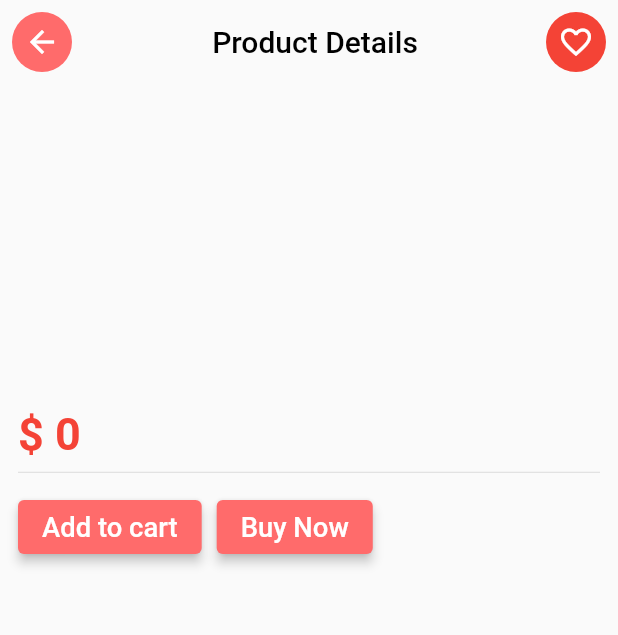
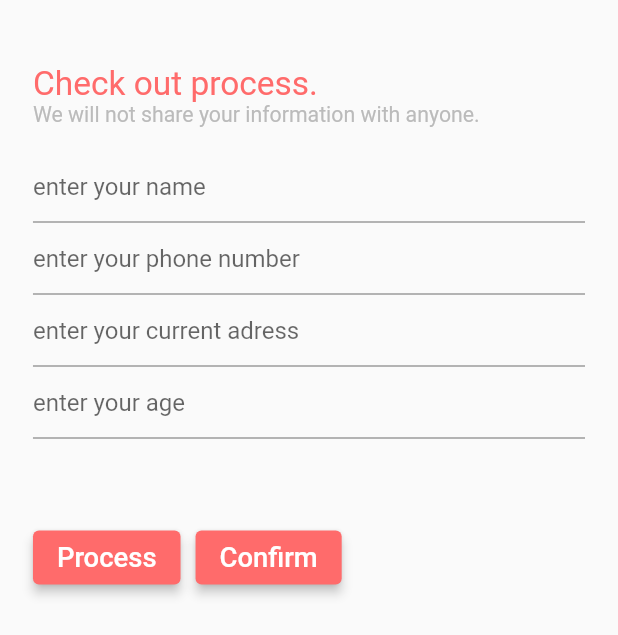
Before and after one commit to pritomchy/e-commerce, a Flutter app: the ProductDetails screen opened directly with empty values, after a tap on "Buy Now", on a phone screen of 412 x 824 dp. Shown: the top 635 px of the screen. Run offline on Flutter 3.47's test engine with Material 2 defaults, Android fonts, the light colour scheme and no system bars; drawn by our look-alikes of carousel_slider; our stand-ins replace awesome_notifications, cloud_firestore, dots_indicator, firebase_auth, firebase_core, firebase_messaging and 2 more; accounts and stored records are empty.

Commit message:
product_details_screen.dart

```diff
--- a/lib/ui/checkout_process.dart
+++ b/lib/ui/checkout_process.dart
@@ -0,0 +1,186 @@
+
+import 'package:awesome_notifications/awesome_notifications.dart';
+import 'package:cloud_firestore/cloud_firestore.dart';
+import 'package:ecommerce_app/const/AppColors.dart';
+import 'package:firebase_auth/firebase_auth.dart';
+import 'package:flutter/cupertino.dart';
+import 'package:flutter/material.dart';
+import 'package:flutter_screenutil/flutter_screenutil.dart';
+
+import 'bottom_nav_controller.dart';
+
+
+class CheckOut
+    extends StatefulWidget {
+  @override
+  _CheckOutState createState() => _CheckOutState();
+}
+
+class _CheckOutState extends State<CheckOut> {
+  TextEditingController _nameController = TextEditingController();
+  TextEditingController _phoneController = TextEditingController();
+  TextEditingController _addressController = TextEditingController();
+
+  TextEditingController _ageController = TextEditingController();
+
+
+  Future<void> _selectDateFromPicker(BuildContext context) async {
+    final DateTime? picked = await showDatePicker(
+      context: context,
+      initialDate: DateTime(DateTime.now().year - 20),
+      firstDate: DateTime(DateTime.now().year - 30),
+      lastDate: DateTime(DateTime.now().year),
+    );
+
+  }
+
+  sendUserDataToDB()async{
+
+    final FirebaseAuth _auth = FirebaseAuth.instance;
+    var  currentUser = _auth.currentUser;
+
+    CollectionReference _collectionRef = FirebaseFirestore.instance.collection("check-out-data");
+    return _collectionRef.doc(currentUser!.email).set({
+      "name":_nameController.text,
+      "phone":_phoneController.text,
+      "address":_addressController.text,
+
+      "age":_ageController.text,
+    }).then((value) => Navigator.push(context, MaterialPageRoute(builder: (_)=>BottomNavController()))).catchError((error)=>print("something is wrong. $error"));
+  }
+
+  @override
+  Widget build(BuildContext context) {
+    return Scaffold(
+      body: SafeArea(
+        child: Padding(
+          padding: EdgeInsets.all(20.w),
+          child: SingleChildScrollView(
+            scrollDirection: Axis.vertical,
+            child: Column(
+              crossAxisAlignment: CrossAxisAlignment.start,
+              children: [
+                SizedBox(
+                  height: 20.h,
+                ),
+                Text(
+                  "Check out process.",
+                  style:
+                  TextStyle(fontSize: 22.sp, color: AppColors.deep_orange),
+                ),
+                Text(
+                  "We will not share your information with anyone.",
+                  style: TextStyle(
+                    fontSize: 14.sp,
+                    color: Color(0xFFBBBBBB),
+                  ),
+                ),
+                SizedBox(
+                  height: 15.h,
+                ),
+                TextField(
+                  keyboardType: TextInputType.text,
+                  controller: _nameController,
+                  decoration: InputDecoration(hintText: "enter your name"),
+                ),
+                TextField(
+                  keyboardType: TextInputType.number,
+                  controller: _phoneController,
+                  decoration:
+                  InputDecoration(hintText: "enter your phone number"),
+                ),
+                TextField(
+                  keyboardType: TextInputType.text,
+                  controller: _addressController,
+                  decoration: InputDecoration(hintText: "enter your current adress"),
+                ),
+
+                TextField(
+                  keyboardType: TextInputType.number,
+                  controller: _ageController,
+                  decoration: InputDecoration(hintText: "enter your age"),
+                ),
+                SizedBox(
+                  height: 50.h,
+                ),
+                // elevated button
+                SizedBox(
+                  width: 1.sw,
+                  height: 56.h,
+                  child: Row(
+                    children: <Widget>[
+                      ElevatedButton(
+                        onPressed: (){
+                          sendUserDataToDB();
+                        },
+                        child: Text(
+                          "Process",
+                          style: TextStyle(color: Colors.white, fontSize: 18.sp),
+                        ),
+                        style: ElevatedButton.styleFrom(
+                          primary: AppColors.deep_orange,
+                          elevation: 3,
+                        ),
+                      ),
+                      SizedBox(
+                        width: 10,
+                      ),
+                      ElevatedButton(
+                        onPressed: () {
+                          var route =
+                          Notify();
+                        },
+                        child: Text(
+                          "Confirm",
+                          style: TextStyle(color: Colors.white, fontSize: 18.sp),
+                        ),
+                        style: ElevatedButton.styleFrom(
+                          primary: AppColors.deep_orange,
+                          elevation: 3,
+                        ),
+                      ),
+                    ],
+                  ),
+                ),
+              ],
+            ),
+          ),
+        ),
+      ),
+    );
+  }
+}
+
+class LocalNotify extends StatefulWidget{
+  @override
+  _LocalNotifyState createState() => _LocalNotifyState();
+}
+class _LocalNotifyState extends State<LocalNotify>{
+  @override
+  Widget build(BuildContext context){
+    return Scaffold(
+      body: Center(
+        child: ElevatedButton(
+          onPressed: () {
+
+          },
+          child: Icon(Icons.call),
+
+        ),
+      ),
+    );
+  }
+}
+void Notify() async{
+  String timezom = await AwesomeNotifications().getLocalTimeZoneIdentifier();
+  await AwesomeNotifications().createNotification(
+      content: NotificationContent(
+        id: 1,
+        channelKey: 'key1',
+        title: 'Checkout Process Done',
+        body: 'your Shopping Is complete',
+
+      ),
+    schedule: NotificationInterval(interval: 5, timeZone: timezom,repeats: false),
+  );
+}
--- a/lib/ui/product_details_screen.dart
+++ b/lib/ui/product_details_screen.dart
@@ -1,6 +1,7 @@
 import 'package:carousel_slider/carousel_slider.dart';
 import 'package:cloud_firestore/cloud_firestore.dart';
 import 'package:ecommerce_app/const/AppColors.dart';
+import 'package:ecommerce_app/ui/checkout_process.dart';
 import 'package:firebase_auth/firebase_auth.dart';
 import 'package:flutter/material.dart';
 import 'package:flutter_screenutil/flutter_screenutil.dart';
@@ -108,12 +109,12 @@ class _ProductDetailsState extends State<ProductDetails> {
       ),
       body: SafeArea(
           child: Padding(
-        padding: const EdgeInsets.only(left: 12, right: 12, top: 10),
+        padding: const EdgeInsets.only(left: 12, right: 12),
         child: Column(
           crossAxisAlignment: CrossAxisAlignment.start,
           children: [
             AspectRatio(
-              aspectRatio: 3.5,
+              aspectRatio: 1.5,
               child: CarouselSlider(
                   items: widget._product['product-img']
                       .map<Widget>((item) => Padding(
@@ -173,7 +174,11 @@ class _ProductDetailsState extends State<ProductDetails> {
                     width: 10,
                   ),
                   ElevatedButton(
-                    onPressed: () => addToCart(),
+                    onPressed: () {
+                      var route =
+                          MaterialPageRoute(builder: (context) => CheckOut());
+                      Navigator.push(context, route);
+                    },
                     child: Text(
                       "Buy Now",
                       style: TextStyle(color: Colors.white, fontSize: 18.sp),
--- a/pubspec.yaml
+++ b/pubspec.yaml
@@ -30,6 +30,8 @@ dependencies:
   fluttertoast: ^8.0.8
   carousel_slider: ^4.0.0
   dots_indicator: ^2.0.0
+  awesome_notifications: ^0.0.6+10
+  firebase_messaging: ^10.0.5
 
   # The following adds the Cupertino Icons font to your application.
   # Use with the CupertinoIcons class for iOS style icons.
```
Also changed, not shown: lib/main.dart (+24 -1 lines), lib/ui/confirmation_screen.dart (added), pubspec.lock.
